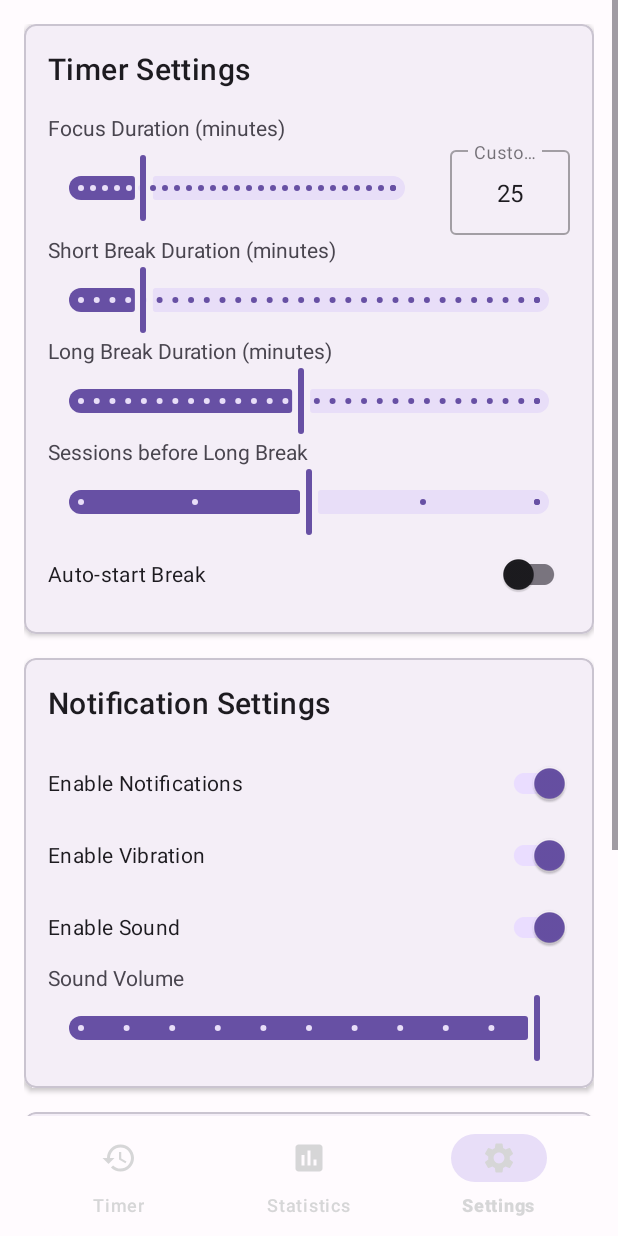
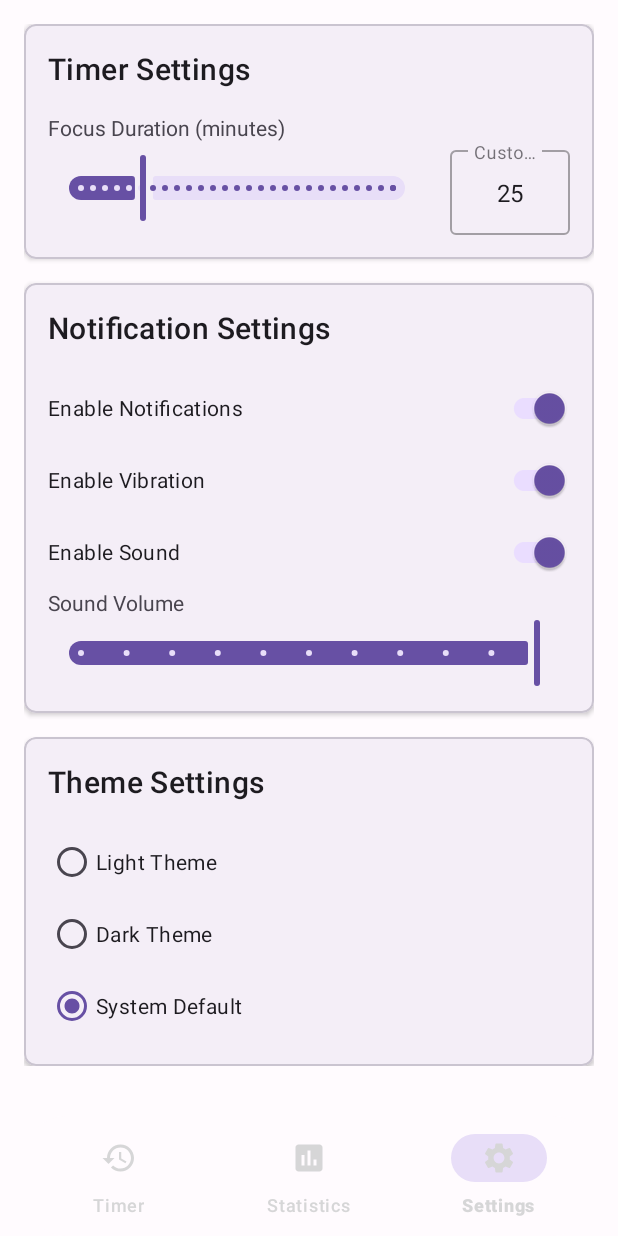
Before and after one commit to double-in/focus_time, an Android app: the SettingsFragment screen opened through its navigation route, on a phone screen of 412 x 824 dp. Run offline under Robolectric (Android 15) with nearby library versions, the light colour scheme and no system bars; our stand-ins replace Dagger/Hilt's generated code, navigation-ui; 2 statements that could not run were skipped.

Commit message:
hide useless feture

```diff
--- a/app/src/main/res/layout/fragment_settings.xml
+++ b/app/src/main/res/layout/fragment_settings.xml
@@ -27,9 +27,9 @@
                 <TextView
                     android:layout_width="wrap_content"
                     android:layout_height="wrap_content"
+                    android:layout_marginBottom="16dp"
                     android:text="@string/timer_settings"
-                    android:textAppearance="?attr/textAppearanceHeadline6"
-                    android:layout_marginBottom="16dp" />
+                    android:textAppearance="?attr/textAppearanceHeadline6" />
 
                 <TextView
                     android:layout_width="wrap_content"
@@ -39,25 +39,25 @@
                 <LinearLayout
                     android:layout_width="match_parent"
                     android:layout_height="wrap_content"
-                    android:orientation="horizontal"
-                    android:gravity="center_vertical">
+                    android:gravity="center_vertical"
+                    android:orientation="horizontal">
 
                     <com.google.android.material.slider.Slider
                         android:id="@+id/focusDurationSlider"
                         android:layout_width="0dp"
                         android:layout_height="wrap_content"
                         android:layout_weight="1"
+                        android:stepSize="1"
                         android:valueFrom="1"
-                        android:valueTo="120"
-                        android:stepSize="1" />
+                        android:valueTo="120" />
 
                     <com.google.android.material.textfield.TextInputLayout
                         android:id="@+id/customTimeInput"
+                        style="@style/Widget.MaterialComponents.TextInputLayout.OutlinedBox"
                         android:layout_width="wrap_content"
                         android:layout_height="wrap_content"
                         android:layout_marginStart="16dp"
-                        android:hint="@string/custom_time"
-                        style="@style/Widget.MaterialComponents.TextInputLayout.OutlinedBox">
+                        android:hint="@string/custom_time">
 
                         <com.google.android.material.textfield.TextInputEditText
                             android:id="@+id/customTimeEditText"
@@ -73,47 +73,54 @@
                 <TextView
                     android:layout_width="wrap_content"
                     android:layout_height="wrap_content"
-                    android:text="@string/short_break_duration" />
+                    android:text="@string/short_break_duration"
+                    android:visibility="gone" />
 
                 <com.google.android.material.slider.Slider
                     android:id="@+id/shortBreakDurationSlider"
                     android:layout_width="match_parent"
                     android:layout_height="wrap_content"
+                    android:stepSize="1"
                     android:valueFrom="1"
                     android:valueTo="30"
-                    android:stepSize="1" />
+                    android:visibility="gone" />
 
                 <TextView
                     android:layout_width="wrap_content"
                     android:layout_height="wrap_content"
-                    android:text="@string/long_break_duration" />
+                    android:text="@string/long_break_duration"
+                    android:visibility="gone" />
 
                 <com.google.android.material.slider.Slider
                     android:id="@+id/longBreakDurationSlider"
                     android:layout_width="match_parent"
                     android:layout_height="wrap_content"
+                    android:stepSize="1"
                     android:valueFrom="1"
                     android:valueTo="30"
-                    android:stepSize="1" />
+                    android:visibility="gone" />
 
                 <TextView
                     android:layout_width="wrap_content"
                     android:layout_height="wrap_content"
-                    android:text="@string/sessions_before_long_break" />
+                    android:text="@string/sessions_before_long_break"
+                    android:visibility="gone" />
 
                 <com.google.android.material.slider.Slider
                     android:id="@+id/sessionsSlider"
                     android:layout_width="match_parent"
                     android:layout_height="wrap_content"
+                    android:stepSize="1"
                     android:valueFrom="2"
                     android:valueTo="6"
-                    android:stepSize="1" />
+                    android:visibility="gone" />
 
                 <com.google.android.material.switchmaterial.SwitchMaterial
                     android:id="@+id/autoStartBreakSwitch"
                     android:layout_width="match_parent"
                     android:layout_height="wrap_content"
-                    android:text="@string/auto_start_break" />
+                    android:text="@string/auto_start_break"
+                    android:visibility="gone" />
             </LinearLayout>
         </com.google.android.material.card.MaterialCardView>
 
@@ -134,9 +141,9 @@
                 <TextView
                     android:layout_width="wrap_content"
                     android:layout_height="wrap_content"
+                    android:layout_marginBottom="16dp"
                     android:text="@string/notification_settings"
-                    android:textAppearance="?attr/textAppearanceHeadline6"
-                    android:layout_marginBottom="16dp" />
+                    android:textAppearance="?attr/textAppearanceHeadline6" />
 
                 <com.google.android.material.switchmaterial.SwitchMaterial
                     android:id="@+id/notificationsSwitch"
@@ -165,9 +172,9 @@
                     android:id="@+id/volumeSlider"
                     android:layout_width="match_parent"
                     android:layout_height="wrap_content"
+                    android:stepSize="0.1"
                     android:valueFrom="0"
-                    android:valueTo="1"
-                    android:stepSize="0.1" />
+                    android:valueTo="1" />
             </LinearLayout>
         </com.google.android.material.card.MaterialCardView>
 
@@ -187,9 +194,9 @@
                 <TextView
                     android:layout_width="wrap_content"
                     android:layout_height="wrap_content"
+                    android:layout_marginBottom="16dp"
                     android:text="@string/theme_settings"
-                    android:textAppearance="?attr/textAppearanceHeadline6"
-                    android:layout_marginBottom="16dp" />
+                    android:textAppearance="?attr/textAppearanceHeadline6" />
 
                 <RadioGroup
                     android:id="@+id/themeRadioGroup"
```
